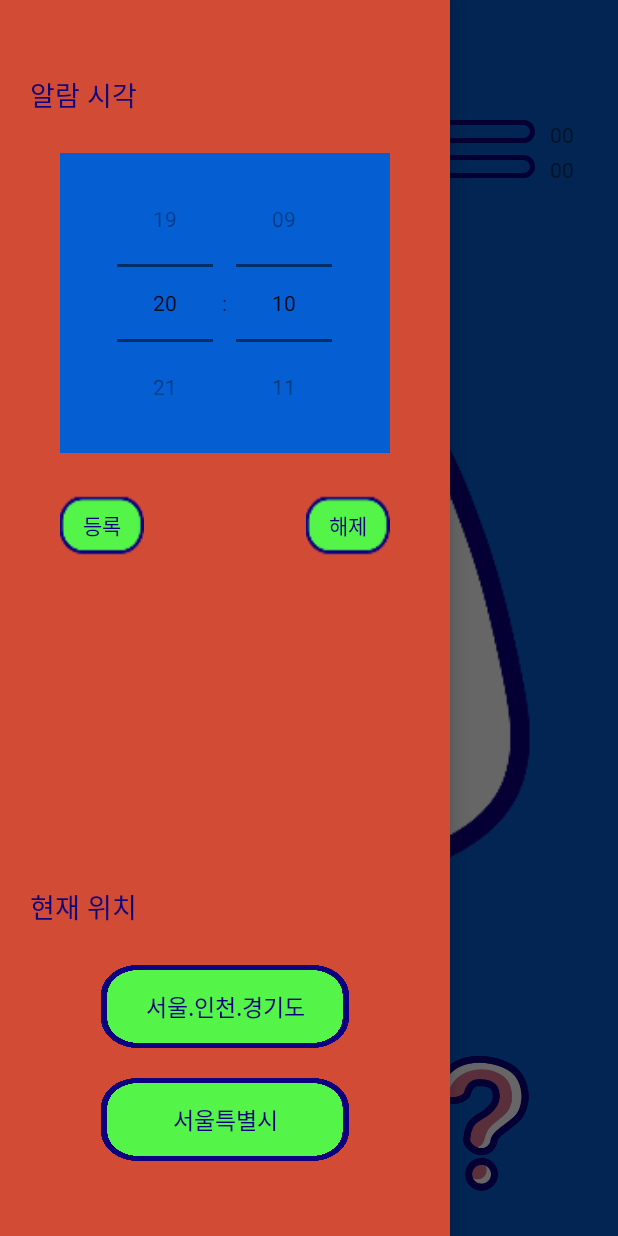
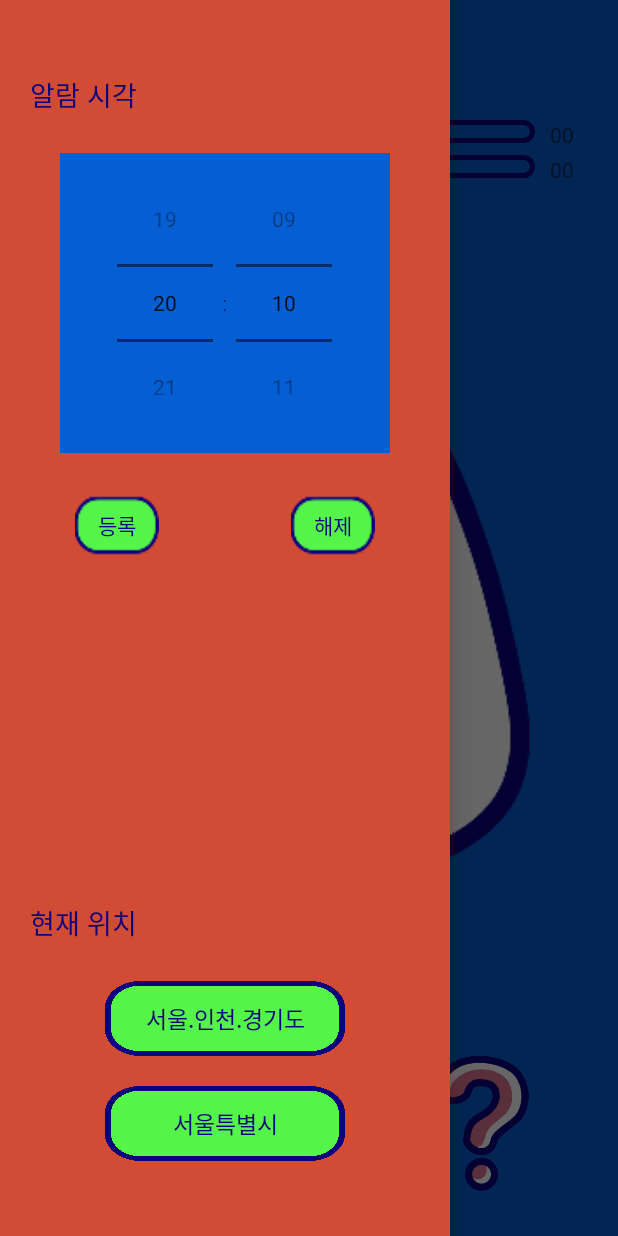
Before and after one commit to gyulchyoung/weather_app, an Android app: the screen it shows after launch (MainActivity), with the side drawer open, on a phone screen of 412 x 824 dp. Run offline under Robolectric (Android 15) with nearby library versions, the phone set to English and light mode, and no system bars; our stand-ins replace navigation-ui; Roboto replaces fonts that are not available here.

Commit message:
Update ui design

```diff
--- a/app/src/main/java/com/example/main_w/weather_alarm/AlarmListActivity.java
+++ b/app/src/main/java/com/example/main_w/weather_alarm/AlarmListActivity.java
@@ -251,7 +251,7 @@ public class AlarmListActivity extends AppCompatActivity implements CompoundButt
             if(isDay.get(6))   repeatStr.append(", 토");
             if(isDay.get(0))   repeatStr.append(", 일");
 
-            mRepeat = repeatStr.toString();
+            mRepeat = repeatStr.toString().substring(2);
         }
     }
 
--- a/app/src/main/res/layout/set_alarm.xml
+++ b/app/src/main/res/layout/set_alarm.xml
@@ -46,7 +46,7 @@
                 android:layout_width="wrap_content"
                 android:layout_height="wrap_content"
                 android:layout_gravity="start"
-                android:layout_marginStart="40dp"
+                android:layout_marginStart="50dp"
                 android:background="@drawable/ic_time_set_btn"
                 android:paddingStart="15dp"
                 android:paddingEnd="15dp"
@@ -61,7 +61,7 @@
                 android:layout_width="wrap_content"
                 android:layout_height="wrap_content"
                 android:layout_gravity="end"
-                android:layout_marginEnd="40dp"
+                android:layout_marginEnd="50dp"
                 android:background="@drawable/ic_time_set_btn"
                 android:paddingStart="15dp"
                 android:paddingEnd="15dp"
@@ -92,8 +92,8 @@
         <TextView
             android:id="@+id/current_country"
             style="@style/TextNormal"
-            android:layout_width="165dp"
-            android:layout_height="55dp"
+            android:layout_width="160dp"
+            android:layout_height="50dp"
             android:layout_gravity="center"
             android:layout_marginTop="25dp"
             android:background="@drawable/location_set_btn"
@@ -103,8 +103,8 @@
         <TextView
             android:id="@+id/current_city"
             style="@style/TextNormal"
-            android:layout_width="165dp"
-            android:layout_height="55dp"
+            android:layout_width="160dp"
+            android:layout_height="50dp"
             android:layout_gravity="center"
             android:layout_marginTop="20dp"
             android:background="@drawable/location_set_btn"
--- a/app/src/main/res/values/strings.xml
+++ b/app/src/main/res/values/strings.xml
@@ -54,9 +54,9 @@
     <string name="alarm_snow">눈</string>
     <string name="alarm_typhoon">자연재해</string>
     <string name="alarm_name">알람</string>
-    <string name="repeat_weekday">, 주중</string>
-    <string name="repeat_weekend">, 주말</string>
-    <string name="repeat_everyday">, 매일</string>
+    <string name="repeat_weekday">주중</string>
+    <string name="repeat_weekend">주말</string>
+    <string name="repeat_everyday">매일</string>
     <string name="sun">일</string>
     <string name="mon">월</string>
     <string name="tue">화</string>
```
Also changed, not shown: app/src/main/java/com/example/main_w/weather_alarm/AlarmAdapter.java (+27 -4 lines), app/src/main/res/layout/layout_list_item.xml (+14 -4 lines).
